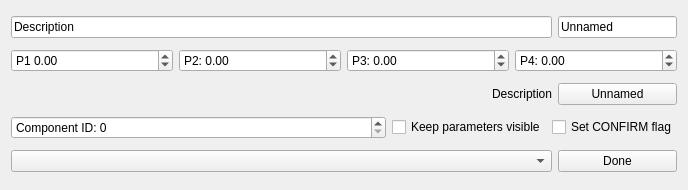
Before: the Qt Designer form src/ui/designer/QGCCommandButton.ui in mavlink/qgroundcontrol, drawn with Qt 5.
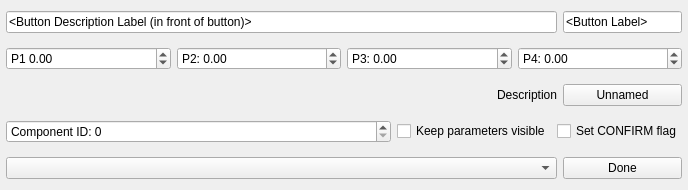
After: the same form once the commit is applied.

Commit message: Working on usuability improvements in the parameter interface

```diff
--- a/src/ui/designer/QGCCommandButton.ui
+++ b/src/ui/designer/QGCCommandButton.ui
@@ -14,6 +14,18 @@
    <string>Form</string>
   </property>
   <layout class="QGridLayout" name="gridLayout" columnstretch="100,0,0,0">
+   <property name="leftMargin">
+    <number>6</number>
+   </property>
+   <property name="topMargin">
+    <number>3</number>
+   </property>
+   <property name="rightMargin">
+    <number>6</number>
+   </property>
+   <property name="bottomMargin">
+    <number>3</number>
+   </property>
    <item row="5" column="0" colspan="3">
     <widget class="QComboBox" name="editCommandComboBox"/>
    </item>
@@ -27,14 +39,14 @@
    <item row="0" column="3">
     <widget class="QLineEdit" name="editButtonName">
      <property name="text">
-      <string>Unnamed</string>
+      <string>&lt;Button Label&gt;</string>
      </property>
     </widget>
    </item>
    <item row="0" column="0" colspan="3">
     <widget class="QLineEdit" name="editNameLabel">
      <property name="text">
-      <string>Description</string>
+      <string>&lt;Button Description Label (in front of button)&gt;</string>
      </property>
     </widget>
    </item>
```
The commit also changes 5 other files.
